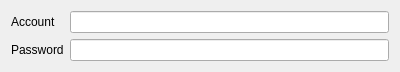
Old version of the form src/upload/ui/accountpage.ui in the repository hippich/recorditnow.
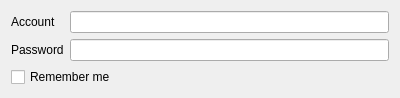
New version of the form. Custom widgets are drawn as their Qt base class.

What changed in the file:
```diff
--- a/src/upload/ui/accountpage.ui
+++ b/src/upload/ui/accountpage.ui
@@ -7,7 +7,7 @@
     <x>0</x>
     <y>0</y>
     <width>400</width>
-    <height>62</height>
+    <height>87</height>
    </rect>
   </property>
   <property name="windowTitle">
@@ -44,6 +44,13 @@
      </property>
     </widget>
    </item>
+   <item row="2" column="0" colspan="2">
+    <widget class="QCheckBox" name="wallCheck">
+     <property name="text">
+      <string>Remember me</string>
+     </property>
+    </widget>
+   </item>
   </layout>
  </widget>
  <customwidgets>
```
